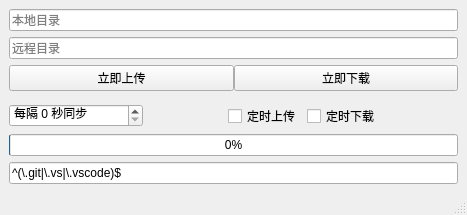
This is mainwindow.ui in iwxyi/AutoCopyDir as Qt 5 draws it before an edit. The edited form follows.
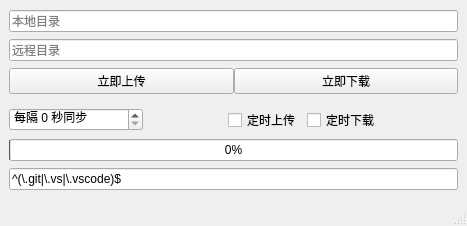
This is the edited form.

Commit message: 没有上传或下载时停止定时器与进度条

```diff
--- a/mainwindow.ui
+++ b/mainwindow.ui
@@ -7,7 +7,7 @@
     <x>0</x>
     <y>0</y>
     <width>467</width>
-    <height>171</height>
+    <height>226</height>
    </rect>
   </property>
   <property name="windowTitle">
```
The commit also changes 2 other files.
